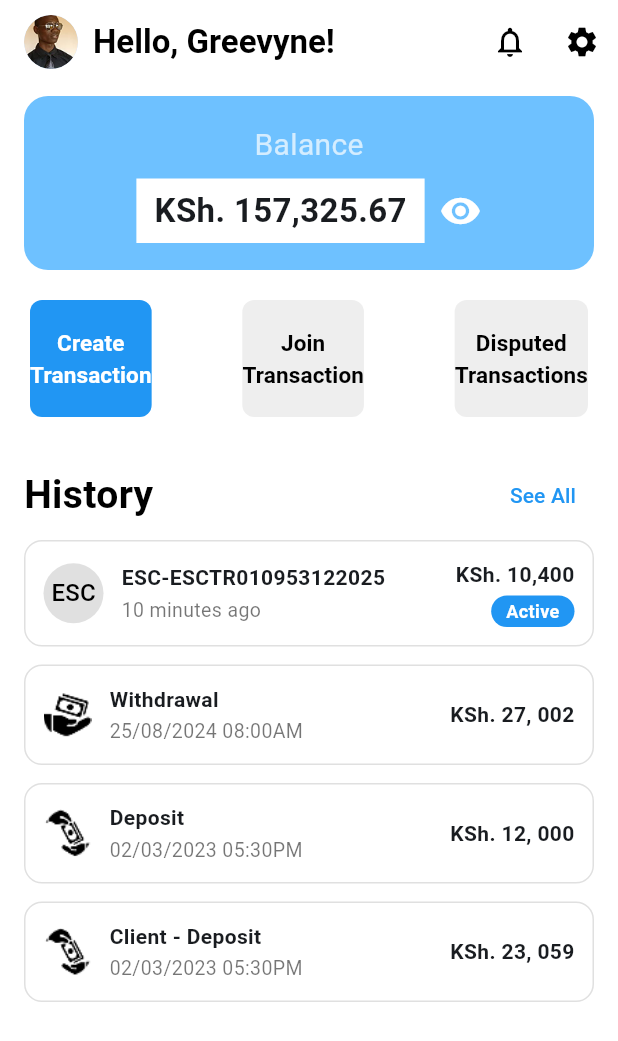
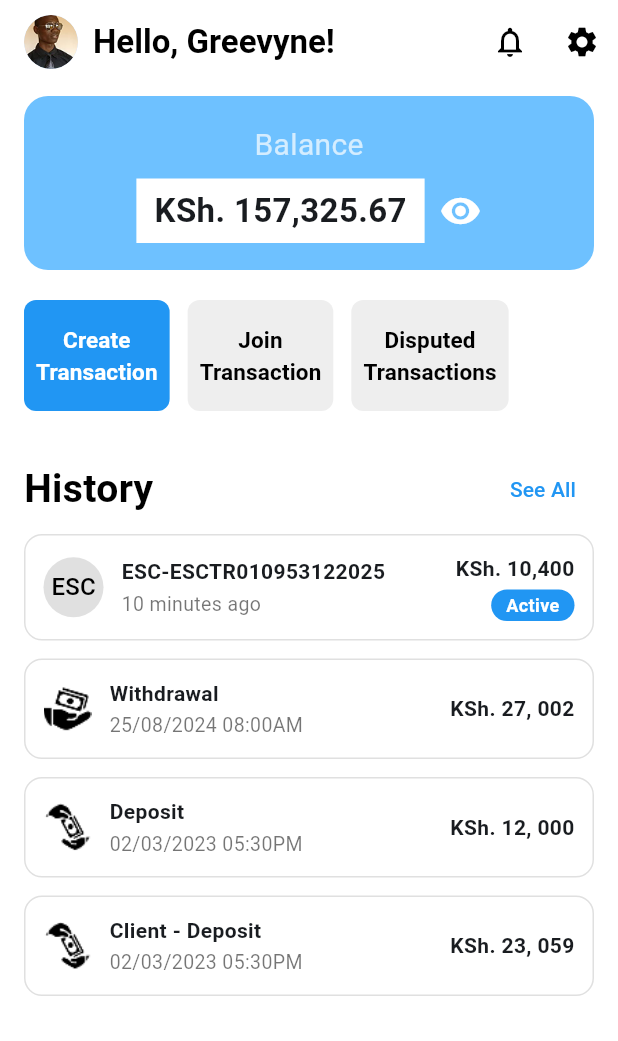
Before and after one commit to Muhoti/ESCROW, a Flutter app: the HomeScreenBody screen opened directly, on a phone screen of 412 x 824 dp. Shown: the top 1041 px of the screen. Run offline on Flutter 3.47's test engine with Material 3 defaults, Android fonts, the phone set to English and light mode, and no system bars.

Commit message:
Enhance ActionButton component by adding customizable padding and improving layout in HomeScreen for better UI consistency

```diff
--- a/lib/components/action_button.dart
+++ b/lib/components/action_button.dart
@@ -11,6 +11,7 @@ class ActionButton extends StatelessWidget {
   final EdgeInsetsGeometry? margin;
   final double? fontSize;
   final FontWeight? fontWeight;
+  final EdgeInsetsGeometry? padding;
 
   const ActionButton({
     super.key,
@@ -24,6 +25,7 @@ class ActionButton extends StatelessWidget {
     this.margin,
     this.fontSize,
     this.fontWeight,
+    this.padding,
   });
 
   @override
@@ -34,7 +36,11 @@ class ActionButton extends StatelessWidget {
             backgroundColor ?? (isSelected ? Colors.blue : Colors.grey[200]),
         foregroundColor:
             textColor ?? (isSelected ? Colors.white : Colors.black),
-        padding: const EdgeInsets.symmetric(vertical: 18),
+        padding: padding ??
+            const EdgeInsets.symmetric(
+              vertical: 18,
+              horizontal: 12,
+            ),
         shape: RoundedRectangleBorder(
           borderRadius: BorderRadius.circular(8),
         ),
@@ -44,26 +50,32 @@ class ActionButton extends StatelessWidget {
       child: icon != null
           ? Row(
               mainAxisAlignment: MainAxisAlignment.center,
+              mainAxisSize: MainAxisSize.min,
               children: [
                 Icon(icon,
                     color: textColor ??
                         (isSelected ? Colors.white : Colors.black)),
                 const SizedBox(width: 8),
-                Text(
+                Flexible(
+                  child: Text(
                     label,
+                    textAlign: TextAlign.center,
                     style: TextStyle(
                       fontSize: fontSize ?? 18,
                       fontWeight: fontWeight ?? FontWeight.w600,
                     ),
                   ),
+                ),
               ],
             )
-          : Text(
+          : Flexible(
+              child: Text(
                 label,
                 textAlign: TextAlign.center,
                 style: TextStyle(
                   fontSize: fontSize ?? 15,
                   fontWeight: fontWeight ?? FontWeight.w600,
+                ),
               ),
             ),
     );
--- a/lib/screens/home_screen.dart
+++ b/lib/screens/home_screen.dart
@@ -122,7 +122,6 @@ class HomeScreenBody extends StatelessWidget {
               ),
               const SizedBox(height: 20),
               Row(
-                mainAxisAlignment: MainAxisAlignment.spaceBetween,
                 children: [
                   ActionButton(
                     label: 'Create\nTransaction',
@@ -135,19 +134,31 @@ class HomeScreenBody extends StatelessWidget {
                                 const CreateTransactionScreen()),
                       );
                     },
-                    margin: const EdgeInsets.symmetric(horizontal: 4),
+                    margin: const EdgeInsets.only(right: 8),
+                    padding: const EdgeInsets.symmetric(
+                      vertical: 16,
+                      horizontal: 8,
+                    ),
                   ),
                   ActionButton(
                     label: 'Join\nTransaction',
                     isSelected: false,
                     onPressed: () {},
                     margin: const EdgeInsets.symmetric(horizontal: 4),
+                    padding: const EdgeInsets.symmetric(
+                      vertical: 16,
+                      horizontal: 8,
+                    ),
                   ),
                   ActionButton(
                     label: 'Disputed\nTransactions',
                     isSelected: false,
                     onPressed: () {},
-                    margin: const EdgeInsets.symmetric(horizontal: 4),
+                    margin: const EdgeInsets.only(left: 8),
+                    padding: const EdgeInsets.symmetric(
+                      vertical: 16,
+                      horizontal: 8,
+                    ),
                   ),
                 ],
               ),
```
Lines whose indentation alone changed are shown as unchanged.
